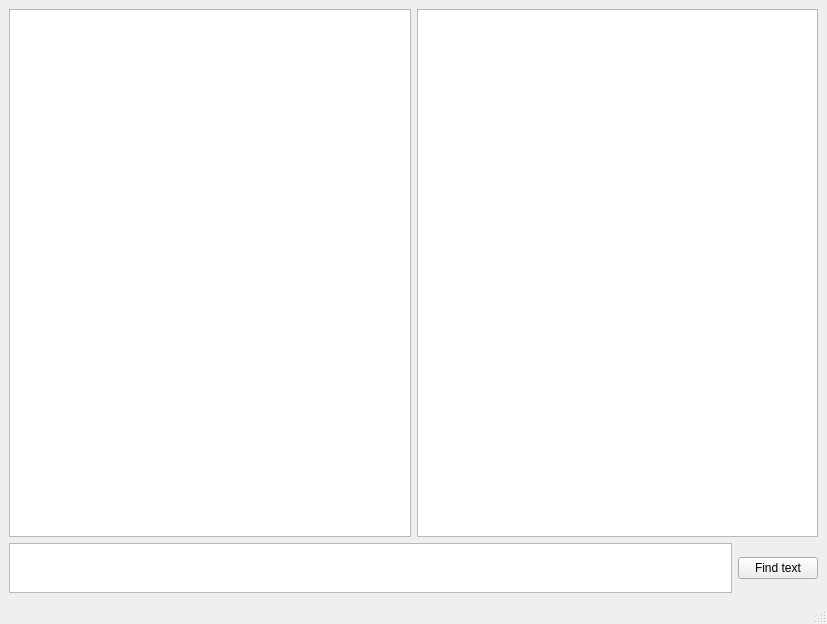
Above: HW06/src/mainwindow.ui from knisht/cpp-course-2018 before the change. Below: the same form after it.
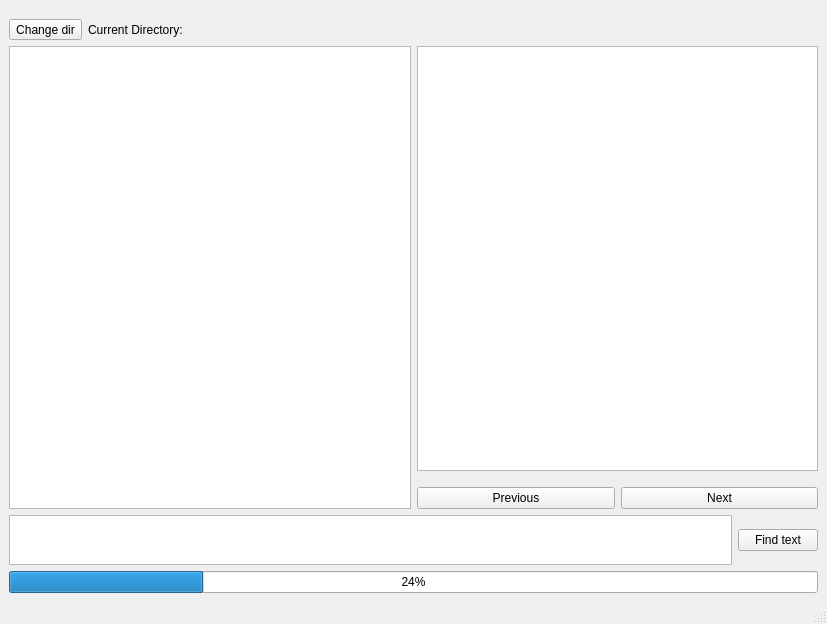
That is the form after the change.

Patch:
```diff
--- a/HW06/src/mainwindow.ui
+++ b/HW06/src/mainwindow.ui
@@ -21,28 +21,7 @@
     </sizepolicy>
    </property>
    <layout class="QGridLayout" name="gridLayout">
-    <item row="0" column="0">
-     <layout class="QHBoxLayout" name="workareaLayout">
-      <item>
-       <widget class="QListWidget" name="filesWidget">
-        <property name="sizePolicy">
-         <sizepolicy hsizetype="MinimumExpanding" vsizetype="Expanding">
-          <horstretch>0</horstretch>
-          <verstretch>0</verstretch>
-         </sizepolicy>
-        </property>
-       </widget>
-      </item>
-      <item>
-       <widget class="QTextEdit" name="filesContent">
-        <property name="readOnly">
-         <bool>true</bool>
-        </property>
-       </widget>
-      </item>
-     </layout>
-    </item>
-    <item row="1" column="0" rowspan="2">
+    <item row="4" column="1" rowspan="2">
      <layout class="QHBoxLayout" name="horizontalLayout_2">
       <item>
        <widget class="QTextEdit" name="stringInput">
@@ -63,6 +42,86 @@
       </item>
      </layout>
     </item>
+    <item row="6" column="1">
+     <widget class="QProgressBar" name="progressBar">
+      <property name="value">
+       <number>24</number>
+      </property>
+     </widget>
+    </item>
+    <item row="3" column="1">
+     <layout class="QHBoxLayout" name="workareaLayout">
+      <item>
+       <widget class="QListWidget" name="filesWidget">
+        <property name="sizePolicy">
+         <sizepolicy hsizetype="MinimumExpanding" vsizetype="Expanding">
+          <horstretch>0</horstretch>
+          <verstretch>0</verstretch>
+         </sizepolicy>
+        </property>
+       </widget>
+      </item>
+      <item>
+       <layout class="QVBoxLayout" name="verticalLayout">
+        <property name="leftMargin">
+         <number>0</number>
+        </property>
+        <item>
+         <widget class="QTextEdit" name="filesContent">
+          <property name="readOnly">
+           <bool>true</bool>
+          </property>
+         </widget>
+        </item>
+        <item>
+         <layout class="QHBoxLayout" name="horizontalLayout">
+          <property name="topMargin">
+           <number>10</number>
+          </property>
+          <item>
+           <widget class="QPushButton" name="prevOccurrenceButton">
+            <property name="text">
+             <string>Previous</string>
+            </property>
+           </widget>
+          </item>
+          <item>
+           <widget class="QPushButton" name="nextOccurrenceButton">
+            <property name="text">
+             <string>Next</string>
+            </property>
+           </widget>
+          </item>
+         </layout>
+        </item>
+       </layout>
+      </item>
+     </layout>
+    </item>
+    <item row="0" column="1">
+     <layout class="QHBoxLayout" name="horizontalLayout_3">
+      <property name="topMargin">
+       <number>10</number>
+      </property>
+      <item>
+       <widget class="QToolButton" name="changeDirButton">
+        <property name="text">
+         <string>Change dir</string>
+        </property>
+        <property name="shortcut">
+         <string/>
+        </property>
+       </widget>
+      </item>
+      <item>
+       <widget class="QLabel" name="label">
+        <property name="text">
+         <string>Current Directory:</string>
+        </property>
+       </widget>
+      </item>
+     </layout>
+    </item>
    </layout>
   </widget>
   <widget class="QMenuBar" name="menubar">
```
Left out of the diff: 51 changed lines with no effect on the pictures.
